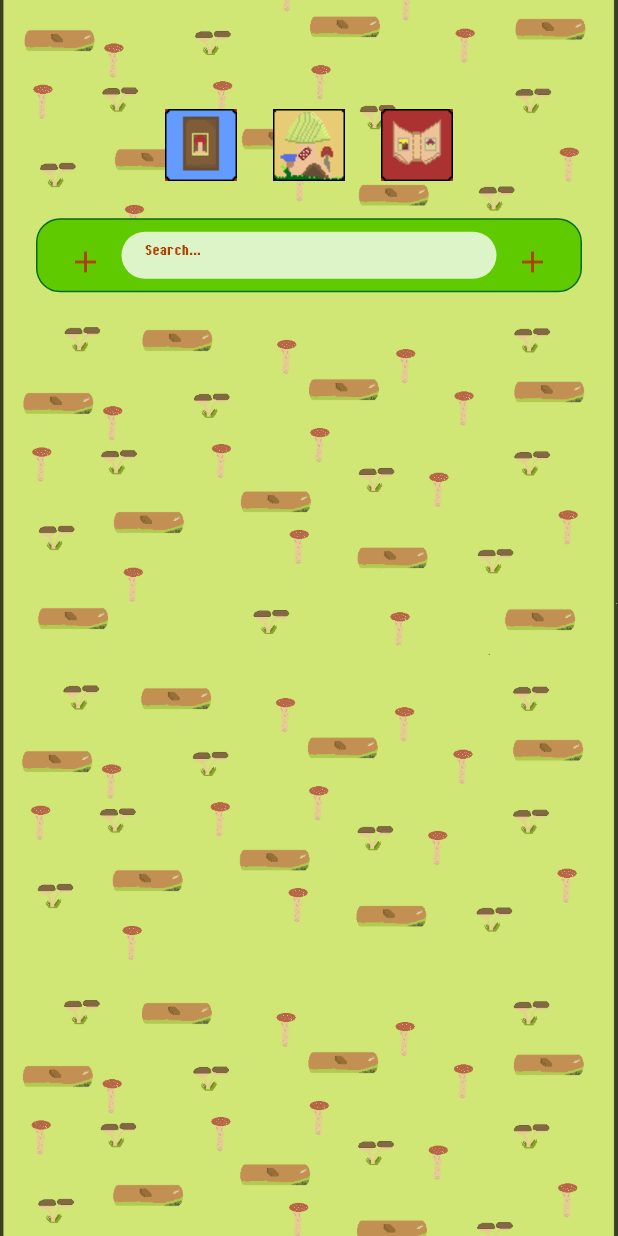
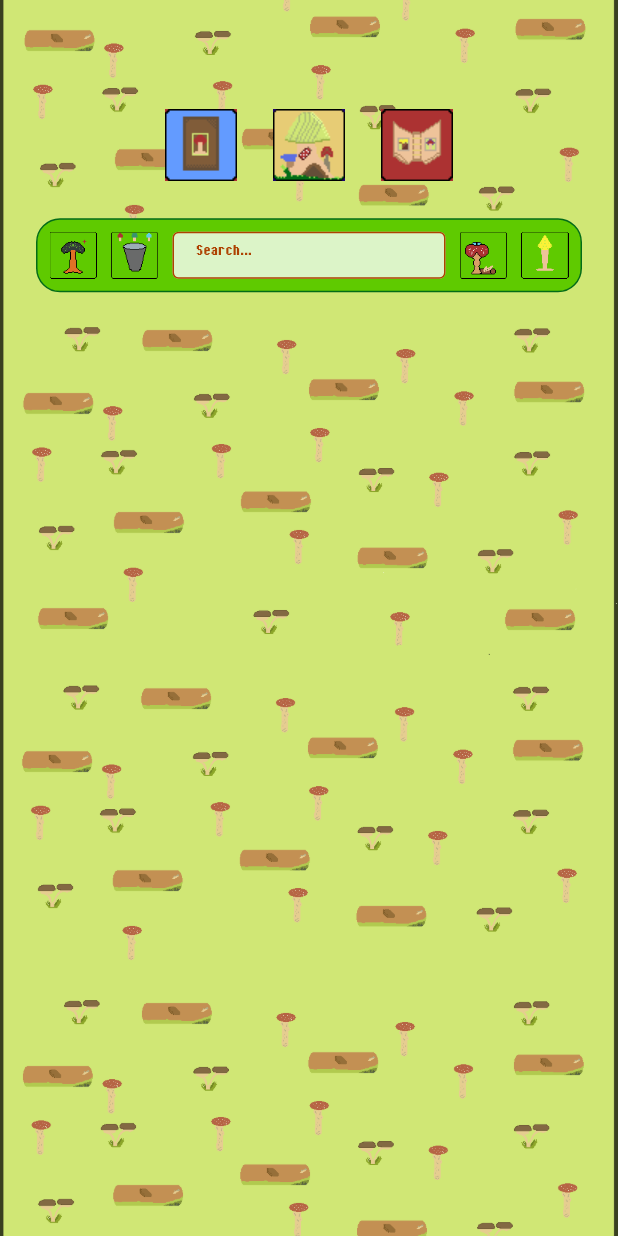
Before and after one commit to Nordanir/gumba, a Flutter app: the screen it shows after launch, on a phone screen of 412 x 824 dp. Run offline on Flutter 3.47's test engine with Material 3 defaults, Android fonts, the phone set to English and light mode, and no system bars; our stand-ins replace logger.

Commit message:
added : styling on action bar

```diff
--- a/lib/style.dart
+++ b/lib/style.dart
@@ -100,6 +100,17 @@ abstract class AppImagePaths {
   static const String backArrowIcon = 'assets/back_arrow.png';
   ///
   static const String saveIcon = 'assets/save_gumba_icon.png';
+  ///
+  static const String addMushroomIcon = 'assets/add_mushroom_icon.png';
+  ///
+  static const String sortIcon = 'assets/sort_icon.png';
+  ///
+  static const String sortOrderUpIcon = 'assets/sort_order_up_icon.png';
+  ///
+  static const String sortOrderDownIcon = 'assets/sort_order_down_icon.png';
+  ///
+  static const String filderIcon = 'assets/filter_icon.png';
+
 
 }
 
--- a/lib/widgets/action_bar.dart
+++ b/lib/widgets/action_bar.dart
@@ -23,14 +23,16 @@ class ActionBar extends StatelessWidget {
         borderRadius: BorderRadius.circular(AppBorderRadius.medium),
       ),
       padding: const EdgeInsets.all(AppSpacing.small),
-      child: const Row(
+      child: Row(
           mainAxisAlignment: MainAxisAlignment.spaceBetween,
         children: [
-          ActionBarButton(
-          ),
-          GumbaSearchBar(),
-          ActionBarButton(
-          ),
+          const AddMushroomButton(),
+          const FilterButton(),
+          SizedBox(
+            width: (MediaQuery.of(context).size.width - 2* AppSpacing.large) * 0.5,
+            child: const GumbaSearchBar()),
+          const SortingButton(),
+          const ChangeSortOrder()
         ],
       ),
     );
@@ -40,15 +42,16 @@ class ActionBar extends StatelessWidget {
 /// Widget that represents a button in the action bar.
 class ActionBarButton extends StatelessWidget {
   ///
-  const ActionBarButton({super.key});
-
+  const ActionBarButton({required this.imagePath, required this.function,  super.key});
+  ///
+  final String imagePath;
+  /// Behavior when pressed
+  final VoidCallback function;
   @override
   Widget build(BuildContext context) {
-    return IconButton(
-      icon: const Icon(Icons.add),
-      onPressed: () {
-
-      },
+    return GestureDetector(
+      onTap: function,
+      child: Image.asset(imagePath),
     );
   }
 }
@@ -59,17 +62,14 @@ class GumbaSearchBar extends StatelessWidget {
 
   @override
   Widget build(BuildContext context) {
-    return Expanded(
-        child: Material(
+    return Material(
       type: MaterialType.transparency,
       child: TextField(
         style: Theme.of(context).textTheme.bodySmall,
         decoration: InputDecoration(
           hintText: 'Search...',
-
-              border: OutlineInputBorder(
-                borderRadius: BorderRadius.circular(AppBorderRadius.medium),
-                borderSide: BorderSide.none,
+          border: const OutlineInputBorder(
+            borderSide: BorderSide(width: 2),
           ),
           filled: true,
           fillColor: Colors.white.withAlpha( 200),
@@ -78,7 +78,77 @@ class GumbaSearchBar extends StatelessWidget {
           // Handle search logic here
         },
       ),
-        ),
     );
   }
 }
+/// Widget that shows the add musuhroom dialog panel.
+class AddMushroomButton extends StatelessWidget {
+  ///
+  const AddMushroomButton({super.key});
+
+  @override
+  Widget build(BuildContext context) {
+    return ActionBarButton(
+      imagePath: AppImagePaths.addMushroomIcon,
+      function: () {},
+    );
+  }
+}
+/// Sorting button with a dropdown menu and ordering options.
+
+class FilterButton extends StatelessWidget {
+  ///
+  const FilterButton({super.key});
+
+  @override
+  Widget build(BuildContext context) {
+    return ActionBarButton(imagePath: AppImagePaths.filderIcon, function: () {});
+  }
+}
+/// Button that reveals sorting panel
+class SortingButton extends StatelessWidget {
+  ///
+  const SortingButton({super.key});
+
+  @override
+  Widget build(BuildContext context) {
+    return ActionBarButton(imagePath: AppImagePaths.sortIcon, function: () {} );
+  }
+}
+/// Button to change sorting order
+class ChangeSortOrder extends StatefulWidget {
+  ///
+  const ChangeSortOrder({super.key});
+
+  @override
+  State<ChangeSortOrder> createState() => ChangeSortOrderState();
+}
+///
+class ChangeSortOrderState extends State<ChangeSortOrder> {
+  /// Variable to store the current order direction.
+
+
+  @override
+  void initState() {
+    super.initState();
+
+    WidgetsBinding.instance.addPostFrameCallback((_)  {
+      // Preload both images into the cache so they switch instantly without flashing
+      precacheImage(const AssetImage(AppImagePaths.sortOrderUpIcon), context);
+      precacheImage(const AssetImage(AppImagePaths.sortOrderDownIcon), context);
+    });
+  }
+  ///
+  bool isOrderUp = true;
+  /// Function to toggle the order direction.
+
+  void changeSortOrder() {
+    setState(() {
+      isOrderUp = !isOrderUp;
+    });
+  }
+  @override
+  Widget build(BuildContext context) {
+    return ActionBarButton(imagePath: isOrderUp ? AppImagePaths.sortOrderUpIcon : AppImagePaths.sortOrderDownIcon, function: changeSortOrder);
+  }
+}
```
Also changed, not shown: assets/add_mushroom_icon.png (added), assets/filter_icon.png (added), assets/sort_icon.png (added), assets/sort_order_down_icon.png (added), assets/sort_order_up_icon.png (added). Lines whose indentation alone changed are shown as unchanged.
